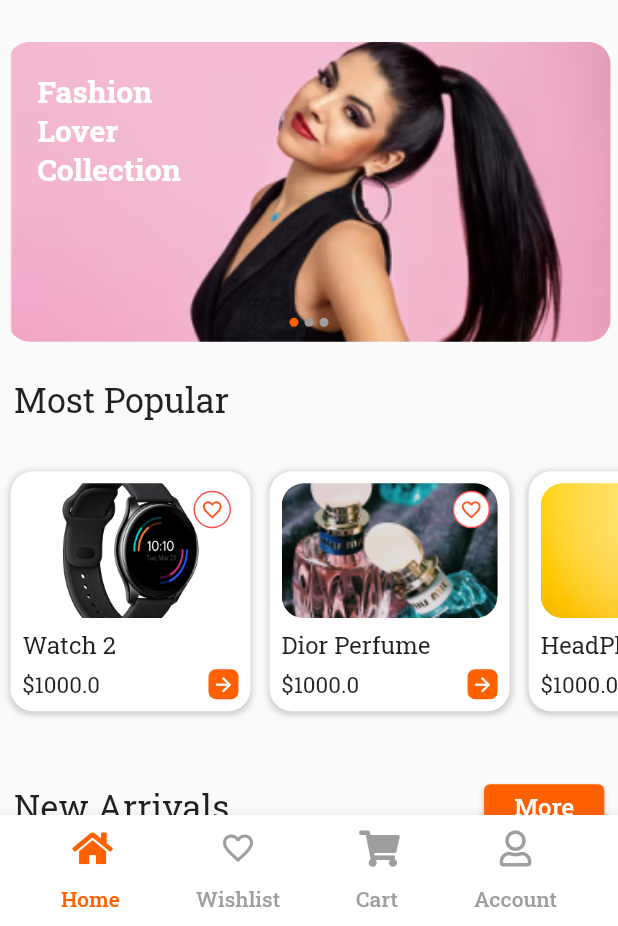
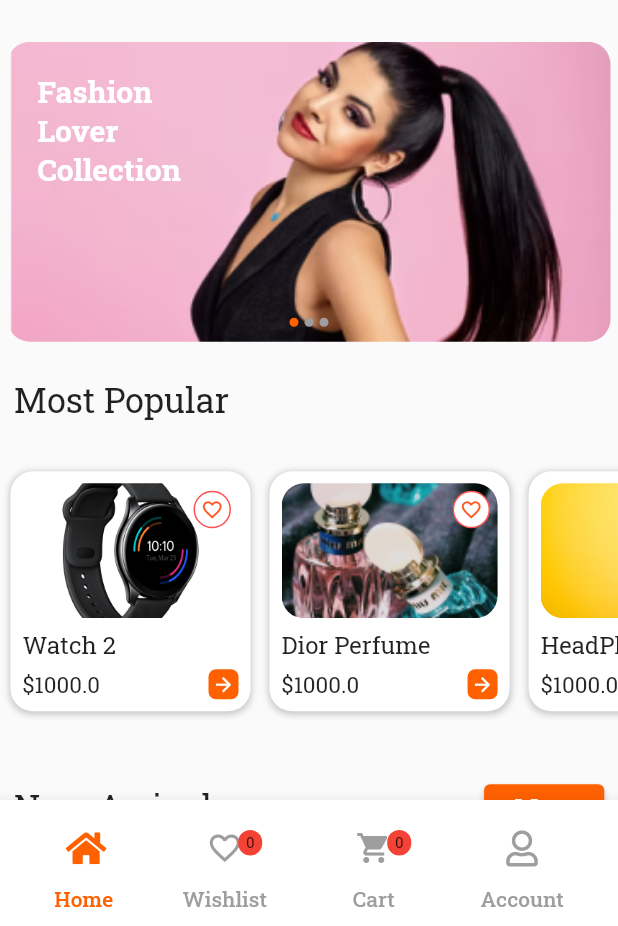
Before and after one commit to excelitai-gunjon/classy-ecom-ui-test-1, a Flutter app: the screen it shows after launch, on a phone screen of 412 x 824 dp, the part 310-1236 px from its top. Run offline on Flutter 3.47's test engine with Material 2 defaults, Android fonts, the phone set to English and light mode, and no system bars; drawn by our look-alikes of flutter_image_slideshow; our stand-ins replace carousel_slider, country_code_picker, dotted_border, flutter_screenutil, font_awesome_flutter, google_fonts and 1 more.

Commit message:
mostofa edited 18th

```diff
--- a/lib/model/cart_model.dart
+++ b/lib/model/cart_model.dart
@@ -28,6 +28,11 @@ class CartModel with ChangeNotifier{
     //   count: 1,
     // ),
   ];
+
+  int get itemCount{
+    return list.length;
+  }
+
   int? getcount(int index){
     return list[index].count;
   }
--- a/lib/model/main_home_bottom_app_bar_model.dart
+++ b/lib/model/main_home_bottom_app_bar_model.dart
@@ -1,3 +1,4 @@
+import 'package:classy_e_com_demo_test_ui_1/model/wishlist_model.dart';
 import 'package:flutter/cupertino.dart';
 import 'package:font_awesome_flutter/font_awesome_flutter.dart';
 import 'package:flutter/material.dart';
@@ -20,14 +21,10 @@ class MainHomePageBottomAppBarModel {
       label: 'Wishlist',
       icon: Icons.favorite_border_outlined,
     ),
-    // MainHomePageBottomAppBarModel(
-    //   index: -1,
-    //   isBlank: true,
-    // ),
     MainHomePageBottomAppBarModel(
       index: 2,
       label: 'Cart',
-      icon: FontAwesomeIcons.shoppingCart,
+      icon: Icons.shopping_cart,
     ),
     MainHomePageBottomAppBarModel(
       index: 3,
--- a/lib/model/wishlist_model.dart
+++ b/lib/model/wishlist_model.dart
@@ -35,6 +35,10 @@ class WishlistModel with ChangeNotifier{
     // ),
   ];
 
+  int get itemCount{
+    return list.length;
+  }
+
   void deleteList(int index){
     list.removeAt(index);
     notifyListeners();
--- /dev/null
+++ b/lib/view/home_page/component/badge.dart
@@ -0,0 +1,47 @@
+import 'package:flutter/material.dart';
+
+class Badge extends StatelessWidget {
+  const Badge({
+    Key? key,
+    required this.child,
+    required this.value,
+    required this.color,
+  }) : super(key: key);
+
+  final Widget child;
+  final String value;
+  final Color color;
+
+  @override
+  Widget build(BuildContext context) {
+    return Stack(
+      alignment: Alignment.center,
+      children: [
+        child,
+        Positioned(
+          right: 0,
+          top: 0,
+          child: Container(
+            padding: const EdgeInsets.all(2.0),
+            // color: Theme.of(context).accentColor,
+            decoration: BoxDecoration(
+              borderRadius: BorderRadius.circular(10.0),
+              color: color != null ? color : Theme.of(context).accentColor,
+            ),
+            constraints: const BoxConstraints(
+              minWidth: 16,
+              minHeight: 16,
+            ),
+            child: Text(
+              value,
+              textAlign: TextAlign.center,
+              style: const TextStyle(
+                fontSize: 10,
+              ),
+            ),
+          ),
+        )
+      ],
+    );
+  }
+}
--- a/lib/view/home_page/home_page.dart
+++ b/lib/view/home_page/home_page.dart
@@ -8,10 +8,12 @@ import 'package:classy_e_com_demo_test_ui_1/model/best_selling_product.dart';
 import 'package:classy_e_com_demo_test_ui_1/model/cart_model.dart';
 import 'package:classy_e_com_demo_test_ui_1/model/main_home_bottom_app_bar_model.dart';
 import 'package:classy_e_com_demo_test_ui_1/model/sub_sub_categories_product_model.dart';
+import 'package:classy_e_com_demo_test_ui_1/model/wishlist_model.dart';
 import 'package:classy_e_com_demo_test_ui_1/view/cart_page/cart_page.dart';
 import 'package:classy_e_com_demo_test_ui_1/view/drawer_page/drawer_page.dart';
 import 'package:classy_e_com_demo_test_ui_1/view/filter_page/filter_page.dart';
 import 'package:classy_e_com_demo_test_ui_1/view/home_page/component/appBar.dart';
+import 'package:classy_e_com_demo_test_ui_1/view/home_page/component/badge.dart';
 import 'package:classy_e_com_demo_test_ui_1/view/home_page/component/body.dart';
 import 'package:classy_e_com_demo_test_ui_1/view/home_page/component/search_bar.dart';
 import 'package:classy_e_com_demo_test_ui_1/view/new_arrival_page/new_arrival_page.dart';
@@ -126,6 +128,7 @@ class _HomePageState extends State<HomePage> {
             children: [
               ...MainHomePageBottomAppBarModel.list
                   .map((MainHomePageBottomAppBarModel data) {
+
                 return data.isBlank
                     ? SizedBox(
                         width: 10,
@@ -144,17 +147,15 @@ class _HomePageState extends State<HomePage> {
                           child: Column(
                             mainAxisSize: MainAxisSize.min,
                             children: [
-                              //SizedBox(height: 10,),
-                              Icon(
-                                data.icon,
-                                color: primaryPageState.currentIndex ==
-                                        data.index //currentIndex == data.index
-                                    ? Color(0xffFF6000)
-                                    : Colors.grey,
-                              ),
+
+                              SizedBox(height: 10,),
+
+                              customConsumer(context, data.label!, data.icon!, data.index),
+
                               SizedBox(
                                 height: 12,
                               ),
+
                               Text(
                                 data.label!,
                                 style: Theme.of(context)
@@ -178,6 +179,62 @@ class _HomePageState extends State<HomePage> {
       ),
     );
   }
+
+
+  Widget customConsumer(BuildContext context, String label,IconData icon,int index){
+    final primaryPageState = Provider.of<PrimaryPageController>(context);
+    if(label=="Wishlist"){
+      return Consumer<WishlistModel>(builder: (_, wishList, ch) {
+        return Badge(
+          child: ch!,
+          value: wishList.itemCount.toString(),
+          color: Colors.red,
+        );
+      },
+        child: Container(
+          width: 50,
+          child: Icon(
+            icon,
+            color: primaryPageState.currentIndex ==
+                index //currentIndex == data.index
+                ? Color(0xffFF6000)
+                : Colors.grey,
+          ),
+        ),
+      );
+    }
+    if(label=="Cart"){
+      return Consumer<CartModel>(builder: (_, cart, ch) {
+        return Badge(
+          child: ch!,
+          value: cart.itemCount.toString(),
+          color: Colors.red,
+        );
+      },
+        child: Container(
+          width: 50,
+          child: Icon(
+            icon,
+            color: primaryPageState.currentIndex ==
+                index //currentIndex == data.index
+                ? Color(0xffFF6000)
+                : Colors.grey,
+          ),
+        ),
+      );
+    }
+    else{
+      return Icon(
+        icon,
+        color: primaryPageState.currentIndex ==
+            index //currentIndex == data.index
+            ? Color(0xffFF6000)
+            : Colors.grey,
+      );
+    }
+  }
+
+
 
   _getBodyPrimary() {
     final primaryPageState = Provider.of<PrimaryPageController>(context);
--- a/lib/view/wishList_page/wishlist_page.dart
+++ b/lib/view/wishList_page/wishlist_page.dart
@@ -85,7 +85,32 @@ class Wishlist extends StatelessWidget {
                                 onPressed: () {
 
 
-                                  wishList.deleteList(index);
+
+
+
+                                  showDialog(
+                                      context: context,
+                                      builder: (ctx)=> AlertDialog(
+                                        title: const Text('Are you sure?'),
+                                        content: const Text('Dou tou wnt to delete item from the WishList? '),
+                                        actions: [
+                                          TextButton(
+                                              onPressed: (){
+                                                Navigator.of(ctx).pop(false);
+                                              },
+                                              child: const Text('No', style: TextStyle(color: Colors.deepOrange),)
+                                          ),
+                                          TextButton(
+                                              onPressed: (){
+                                                Navigator.of(ctx).pop(true);
+
+                                                wishList.deleteList(index);
+                                              },
+                                              child: const Text('Yes', style: TextStyle(color: Colors.deepOrange))
+                                          )
+                                        ],
+                                      )
+                                  );
 
 
 
```
